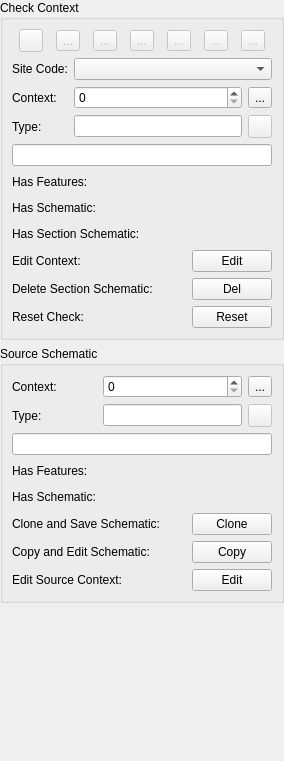
First picture: the form in src/schematic_widget_base.ui, repository lparchaeology/ArkPlan, before the edit.
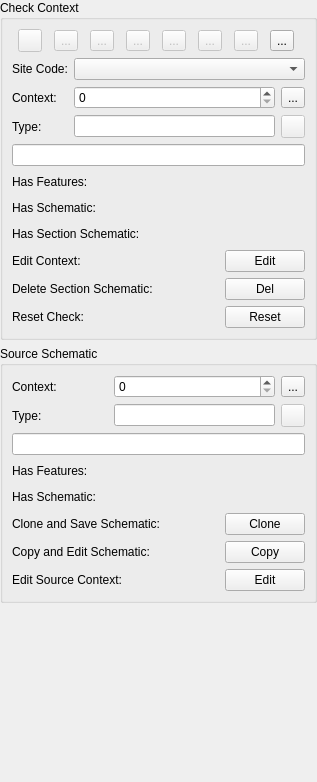
Second picture: the form after the edit. Icons and pictures are not drawn. Custom widgets are drawn as their Qt base class.

Commit message: All schematic dock to configure actions

Diff of the .ui file:
```diff
--- a/src/schematic_widget_base.ui
+++ b/src/schematic_widget_base.ui
@@ -6,8 +6,8 @@
    <rect>
     <x>0</x>
     <y>0</y>
-    <width>284</width>
-    <height>761</height>
+    <width>317</width>
+    <height>782</height>
    </rect>
   </property>
   <property name="windowTitle">
@@ -430,6 +430,20 @@
           </property>
          </widget>
         </item>
+        <item>
+         <widget class="ActionSettingsTool" name="actionSettingsTool">
+          <property name="text">
+           <string>...</string>
+          </property>
+          <property name="icon">
+           <iconset resource="resources.qrc">
+            <normaloff>:/plugins/ark/settings.svg</normaloff>:/plugins/ark/settings.svg</iconset>
+          </property>
+          <property name="popupMode">
+           <enum>QToolButton::InstantPopup</enum>
+          </property>
+         </widget>
+        </item>
        </layout>
       </item>
      </layout>
@@ -688,6 +702,13 @@
    </item>
   </layout>
  </widget>
+ <customwidgets>
+  <customwidget>
+   <class>ActionSettingsTool</class>
+   <extends>QToolButton</extends>
+   <header>action_settings.h</header>
+  </customwidget>
+ </customwidgets>
  <tabstops>
   <tabstop>cloneSourceButton</tabstop>
   <tabstop>copySourceButton</tabstop>
```
The commit also changes 7 other files.
